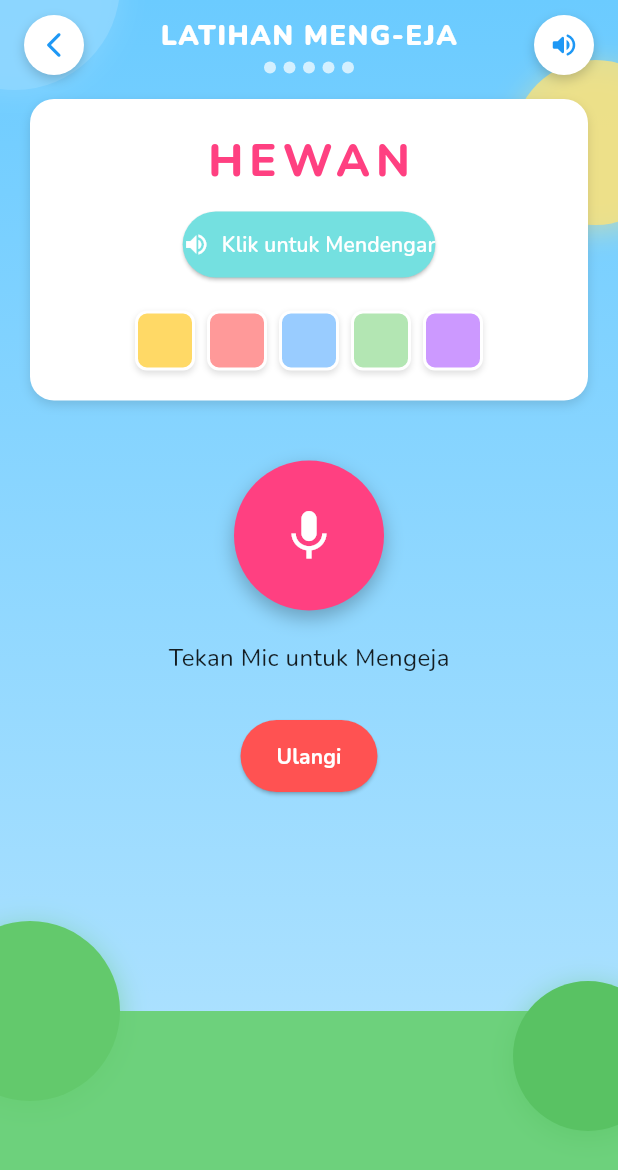
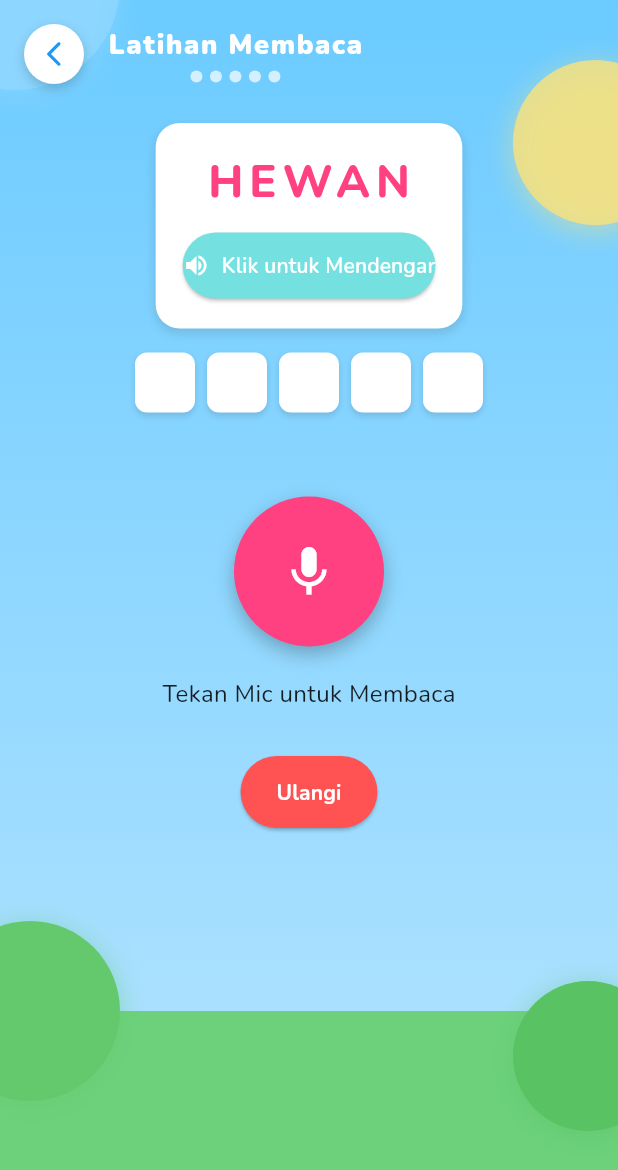
Before and after one commit to AbidinoNurkhiansyah/ciloka-mobile, a Flutter app: the PengejaanView screen opened directly with empty values, on a phone screen of 412 x 824 dp. Shown: the top 1170 px of the screen. Run offline on Flutter 3.47's test engine with Material 3 defaults, Android fonts, the phone set to English and light mode, and no system bars; our stand-ins replace cached_network_image, cloud_firestore, firebase_auth, firebase_core, font_awesome_flutter, google_fonts and 4 more; accounts and stored records are empty; project files that could hold a hidden picture were left out.

Commit message:
style(gamification : revice ui in gamification)

```diff
--- a/lib/features/student/games/latihan_mengeja/latihan_mengeja_view.dart
+++ b/lib/features/student/games/latihan_mengeja/latihan_mengeja_view.dart
@@ -7,10 +7,7 @@ import '../../../../widgets/game_feedback_overlay.dart';
 class PengejaanView extends StatefulWidget {
   final int levelNumber;
 
-  const PengejaanView({
-    super.key,
-    required this.levelNumber,
-  });
+  const PengejaanView({super.key, required this.levelNumber});
 
   @override
   _PengejaanViewState createState() => _PengejaanViewState();
@@ -24,15 +21,6 @@ class _PengejaanViewState extends State<PengejaanView> {
   bool _isCorrect = false;
   bool _showCorrectOverlay = false;
   bool _showWrongOverlay = false;
-
-  final List<Color> _boxColors = const [
-    Color(0xFFFFD966),
-    Color(0xFFFF9999),
-    Color(0xFF99CCFF),
-    Color(0xFFB3E6B3),
-    Color(0xFFCC99FF),
-    Color(0xFF66FF99),
-  ];
 
   @override
   void initState() {
@@ -78,8 +66,8 @@ class _PengejaanViewState extends State<PengejaanView> {
     });
 
     bool available = await _speech.initialize(
-      onError: (error) => print("Speech Error: ${error.errorMsg}"),
-      onStatus: (status) => print("Speech Status: $status"),
+      onError: (error) => debugPrint("Speech Error: ${error.errorMsg}"),
+      onStatus: (status) => debugPrint("Speech Status: $status"),
     );
 
     if (available) {
@@ -97,7 +85,7 @@ class _PengejaanViewState extends State<PengejaanView> {
       );
     } else {
       setState(() => _isListening = false);
-      print("Layanan Speech Recognition tidak tersedia");
+      debugPrint("Layanan Speech Recognition tidak tersedia");
     }
   }
 
@@ -141,16 +129,16 @@ class _PengejaanViewState extends State<PengejaanView> {
 
   // 🔠 Kotak Huruf (PERSIS seperti kode awalmu)
   Widget _buildLetterBox(int index) {
-    String letter =
-        index < _spokenText.length ? _spokenText[index].toUpperCase() : "";
-    Color boxColor = _boxColors[index % _boxColors.length];
+    String letter = index < _spokenText.length
+        ? _spokenText[index].toUpperCase()
+        : "";
 
     return Container(
       margin: const EdgeInsets.symmetric(horizontal: 4),
       width: 40,
       height: 40,
       decoration: BoxDecoration(
-        color: boxColor,
+        color: Colors.white,
         borderRadius: BorderRadius.circular(8),
         border: Border.all(color: Colors.white, width: 2),
         boxShadow: const [
@@ -160,11 +148,17 @@ class _PengejaanViewState extends State<PengejaanView> {
       alignment: Alignment.center,
       child: Text(
         letter,
-        style: const TextStyle(
-          fontFamily: 'Nunito',
+        style: TextStyle(
           fontSize: 24,
           fontWeight: FontWeight.bold,
-          color: Colors.white,
+          color: Color(0xff1e1e1e),
+          shadows: [
+            Shadow(
+              color: Colors.grey.shade400,
+              offset: Offset(1, 1),
+              blurRadius: 1,
+            ),
+          ],
         ),
       ),
     );
@@ -180,10 +174,10 @@ class _PengejaanViewState extends State<PengejaanView> {
         shape: BoxShape.circle,
         boxShadow: [
           BoxShadow(
-            color: color.withOpacity(0.5),
+            color: color.withValues(alpha: 0.5),
             blurRadius: 16,
             offset: const Offset(0, 4),
-          )
+          ),
         ],
       ),
     );
@@ -203,7 +197,7 @@ class _PengejaanViewState extends State<PengejaanView> {
         } else if (isActive) {
           color = const Color(0xFF34C759);
         } else {
-          color = Colors.white.withOpacity(0.7);
+          color = Colors.white.withValues(alpha: 0.7);
         }
 
         return Padding(
@@ -227,9 +221,9 @@ class _PengejaanViewState extends State<PengejaanView> {
   // -------------- APP BAR CUSTOM ----------------------
   Widget _buildAppBar(BuildContext context) {
     return Padding(
-      padding: const EdgeInsets.fromLTRB(16, 10, 16, 6),
+      padding: const EdgeInsets.all(16),
       child: Row(
-        mainAxisAlignment: MainAxisAlignment.spaceBetween,
+        mainAxisAlignment: MainAxisAlignment.start,
         children: [
           GestureDetector(
             onTap: () => Navigator.pop(context),
@@ -240,10 +234,10 @@ class _PengejaanViewState extends State<PengejaanView> {
                 shape: BoxShape.circle,
                 boxShadow: [
                   BoxShadow(
-                    color: Colors.black.withOpacity(0.18),
+                    color: Colors.black.withValues(alpha: 0.18),
                     blurRadius: 6,
                     offset: const Offset(0, 3),
-                  )
+                  ),
                 ],
               ),
               child: const Icon(
@@ -253,10 +247,11 @@ class _PengejaanViewState extends State<PengejaanView> {
               ),
             ),
           ),
+          SizedBox(width: 16),
           Column(
             children: [
-              const Text(
-                'LATIHAN MENG-EJA',
+              Text(
+                'Latihan Membaca',
                 style: TextStyle(
                   fontSize: 18,
                   fontWeight: FontWeight.w900,
@@ -267,25 +262,6 @@ class _PengejaanViewState extends State<PengejaanView> {
               const SizedBox(height: 4),
               _buildLevelDots(),
             ],
-          ),
-          Container(
-            padding: const EdgeInsets.all(10),
-            decoration: BoxDecoration(
-              color: Colors.white,
-              shape: BoxShape.circle,
-              boxShadow: [
-                BoxShadow(
-                  color: Colors.black.withOpacity(0.18),
-                  blurRadius: 6,
-                  offset: const Offset(0, 3),
-                )
-              ],
-            ),
-            child: const Icon(
-              Icons.volume_up_rounded,
-              color: Color(0xFF1E98F5),
-              size: 20,
-            ),
           ),
         ],
       ),
@@ -299,14 +275,10 @@ class _PengejaanViewState extends State<PengejaanView> {
     return Scaffold(
       body: Stack(
         children: [
-          // BACKGROUND: langit + bentuk bulat-bulat
           Container(
             decoration: const BoxDecoration(
               gradient: LinearGradient(
-                colors: [
-                  Color(0xFF6BCBFF),
-                  Color(0xFFB8E5FF),
-                ],
+                colors: [Color(0xFF6BCBFF), Color(0xFFB8E5FF)],
                 begin: Alignment.topCenter,
                 end: Alignment.bottomCenter,
               ),
@@ -315,12 +287,12 @@ class _PengejaanViewState extends State<PengejaanView> {
           Positioned(
             top: -80,
             left: -60,
-            child: _bubble(140, const Color(0xFF92D8FF).withOpacity(0.7)),
+            child: _bubble(140, const Color(0xFF92D8FF).withValues(alpha: 0.7)),
           ),
           Positioned(
             top: 40,
             right: -40,
-            child: _bubble(110, const Color(0xFFFAE27C).withOpacity(0.8)),
+            child: _bubble(110, const Color(0xFFFAE27C).withValues(alpha: 0.8)),
           ),
           // RUMPUT + HILL
           Align(
@@ -357,9 +329,8 @@ class _PengejaanViewState extends State<PengejaanView> {
                         children: [
                           const SizedBox(height: 10),
 
-                          // --- KARTU DARI KODE AWALMU (TIDAK DIUBAH) ---
                           Container(
-                            padding: const EdgeInsets.all(20),
+                            padding: const EdgeInsets.all(18),
                             decoration: BoxDecoration(
                               color: Colors.white,
                               borderRadius: BorderRadius.circular(16),
@@ -376,7 +347,6 @@ class _PengejaanViewState extends State<PengejaanView> {
                                 Text(
                                   _targetWord.toUpperCase(),
                                   style: const TextStyle(
-                                    fontFamily: 'Nunito',
                                     fontSize: 30,
                                     fontWeight: FontWeight.w800,
                                     letterSpacing: 4,
@@ -391,28 +361,30 @@ class _PengejaanViewState extends State<PengejaanView> {
                                       borderRadius: BorderRadius.circular(30),
                                     ),
                                   ),
-                                  onPressed: () {
-                                    // TODO: play audio
-                                  },
-                                  icon: const Icon(Icons.volume_up, color: Colors.white),
+                                  onPressed: () {},
+                                  icon: const Icon(
+                                    Icons.volume_up,
+                                    color: Colors.white,
+                                  ),
                                   label: const Text(
                                     "Klik untuk Mendengar",
                                     style: TextStyle(
-                                      fontFamily: 'Nunito',
                                       color: Colors.white,
                                       fontWeight: FontWeight.w600,
                                     ),
                                   ),
                                 ),
-                                const SizedBox(height: 20),
-                                Row(
-                                  mainAxisAlignment: MainAxisAlignment.center,
-                                  children: List.generate(
-                                    targetLength,
-                                    (index) => _buildLetterBox(index),
-                                  ),
-                                ),
                               ],
+                            ),
+                          ),
+                          Padding(
+                            padding: const EdgeInsets.all(16),
+                            child: Wrap(
+                              alignment: WrapAlignment.spaceBetween,
+                              children: List.generate(
+                                targetLength,
+                                (index) => _buildLetterBox(index),
+                              ),
                             ),
                           ),
 
@@ -420,7 +392,9 @@ class _PengejaanViewState extends State<PengejaanView> {
 
                           // --- Tombol Mic ---
                           GestureDetector(
-                            onTap: _isListening ? _stopListening : _startListening,
+                            onTap: _isListening
+                                ? _stopListening
+                                : _startListening,
                             child: AnimatedContainer(
                               duration: const Duration(milliseconds: 300),
                               height: 100,
@@ -454,10 +428,9 @@ class _PengejaanViewState extends State<PengejaanView> {
                             _isListening
                                 ? "Mendengarkan..."
                                 : _spokenText.isEmpty
-                                    ? "Tekan Mic untuk Mengeja"
-                                    : "Kamu berkata: $_spokenText",
+                                ? "Tekan Mic untuk Membaca"
+                                : "Kamu berkata: $_spokenText",
                             style: const TextStyle(
-                              fontFamily: 'Nunito',
                               fontSize: 16,
                               color: Colors.black87,
                             ),
@@ -489,7 +462,6 @@ class _PengejaanViewState extends State<PengejaanView> {
                                     child: const Text(
                                       "Cek Jawaban",
                                       style: TextStyle(
-                                        fontFamily: 'Nunito',
                                         color: Colors.white,
                                         fontWeight: FontWeight.w700,
                                       ),
@@ -511,7 +483,6 @@ class _PengejaanViewState extends State<PengejaanView> {
                                 child: const Text(
                                   "Ulangi",
                                   style: TextStyle(
-                                    fontFamily: 'Nunito',
                                     color: Colors.white,
                                     fontWeight: FontWeight.w700,
                                   ),
@@ -530,8 +501,7 @@ class _PengejaanViewState extends State<PengejaanView> {
             ),
           ),
 
-          if (_showCorrectOverlay)
-            CorrectOverlay(onContinue: _goToNextGame),
+          if (_showCorrectOverlay) CorrectOverlay(onContinue: _goToNextGame),
           if (_showWrongOverlay)
             IncorrectOverlay(
               correctAnwerText: _targetWord,
```
Also changed, not shown: lib/features/student/games/latihan_menulis/latihan_menulis_view.dart (+31 -35 lines), lib/features/student/views/class_page.dart (deleted, +0 -371 lines), lib/features/student/views/placeholder_pages.dart (deleted, +0 -32 lines).
